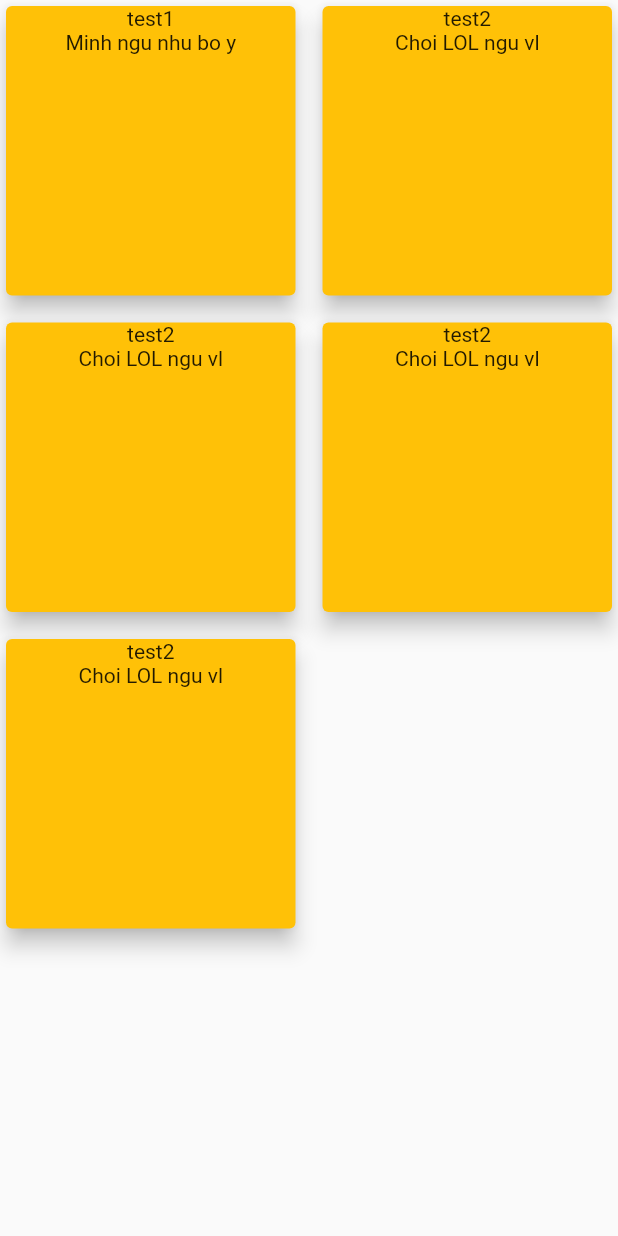
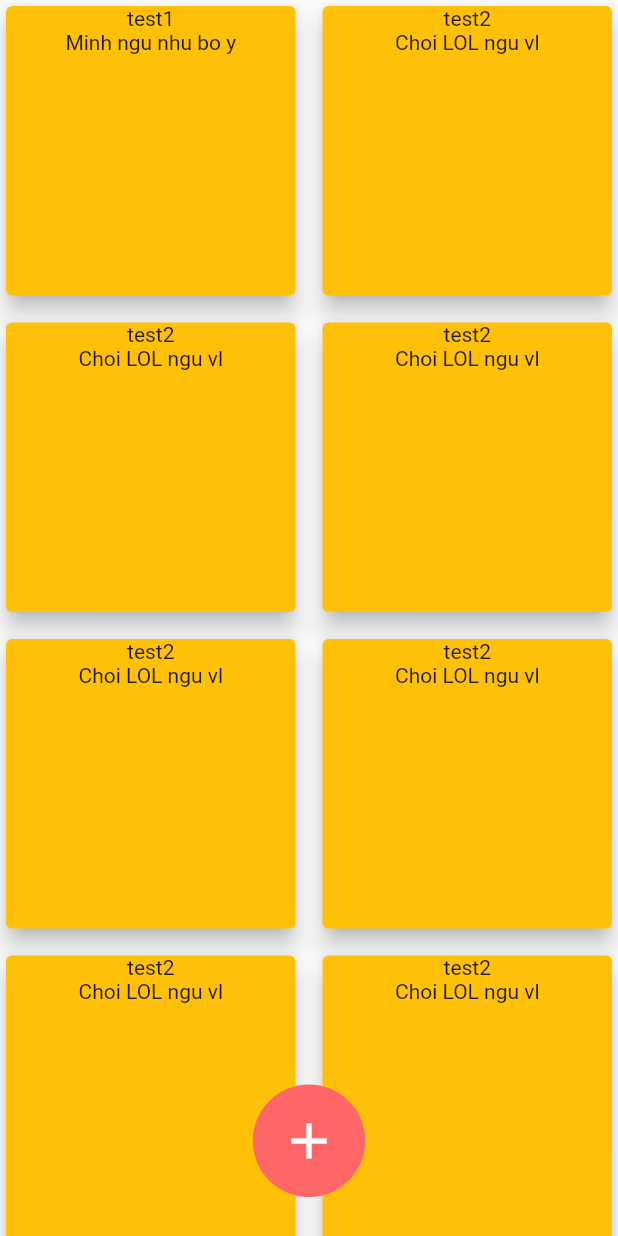
Before and after one commit to justbaominh/notetastic, a Flutter app: the screen it shows after launch, on a phone screen of 412 x 824 dp. Run offline on Flutter 3.47's test engine with Material 2 defaults, Android fonts, the phone set to English and light mode, and no system bars.

Commit message:
Add new-note-button and text-field

```diff
--- a/lib/main.dart
+++ b/lib/main.dart
@@ -1,5 +1,5 @@
 import 'package:flutter/material.dart';
-import 'package:notetastic/screens/blank_screen.dart';
+import 'package:notetastic/screens/note_screen.dart';
 
 import './screens/home_screen.dart';
 
@@ -19,7 +19,7 @@ class MyApp extends StatelessWidget {
       home: HomeScreen(),
       routes: {
         "/hs": (context) => HomeScreen(),
-        "/test": (context) => BlankScreen(),
+        "/test": (context) => NoteScreen(),
       },
     );
   }
--- a/lib/screens/home_screen.dart
+++ b/lib/screens/home_screen.dart
@@ -24,12 +24,48 @@ class HomeScreen extends StatelessWidget {
       "title": "test2",
       "content": "Choi LOL ngu vl",
     },
+    {
+      "title": "test2",
+      "content": "Choi LOL ngu vl",
+    },
+    {
+      "title": "test2",
+      "content": "Choi LOL ngu vl",
+    },
+    {
+      "title": "test2",
+      "content": "Choi LOL ngu vl",
+    },
   ];
 
   @override
   Widget build(BuildContext context) {
     return Scaffold(
       body: NoteGrid(noteData),
+      // floatingActionButton: FloatingActionButton(
+
+      //   onPressed: null,
+      //   child: Icon(Icons.add),
+      //   // backgroundColor: Theme.of(context).
+      //   backgroundColor: Color(0xFFFF6666),
+      // )
+      floatingActionButton: Container(
+        width: 75.0,
+        height: 75.0,
+        margin: EdgeInsets.only(bottom: 10),
+        child: RawMaterialButton(
+          fillColor: Color(0xFFFF6666),
+          shape: CircleBorder(),
+          elevation: 0.0,
+          child: Icon(
+            Icons.add,
+            color: Colors.white,
+            size: 40,
+          ),
+          onPressed: () {},
+        ),
+      ),
+      floatingActionButtonLocation: FloatingActionButtonLocation.centerFloat,
     );
   }
 }
```
Also changed, not shown: lib/screens/blank_screen.dart (deleted, +0 -8 lines), lib/screens/note_screen.dart (added, +18 -0 lines), road map.txt (added, +14 -0 lines).
